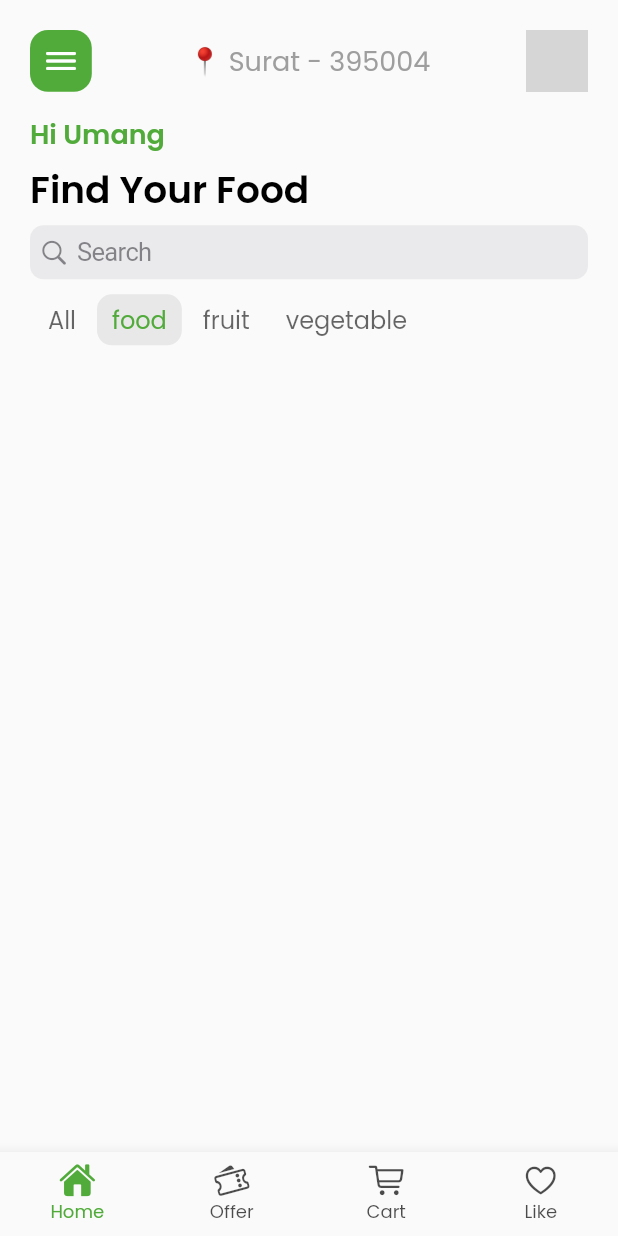
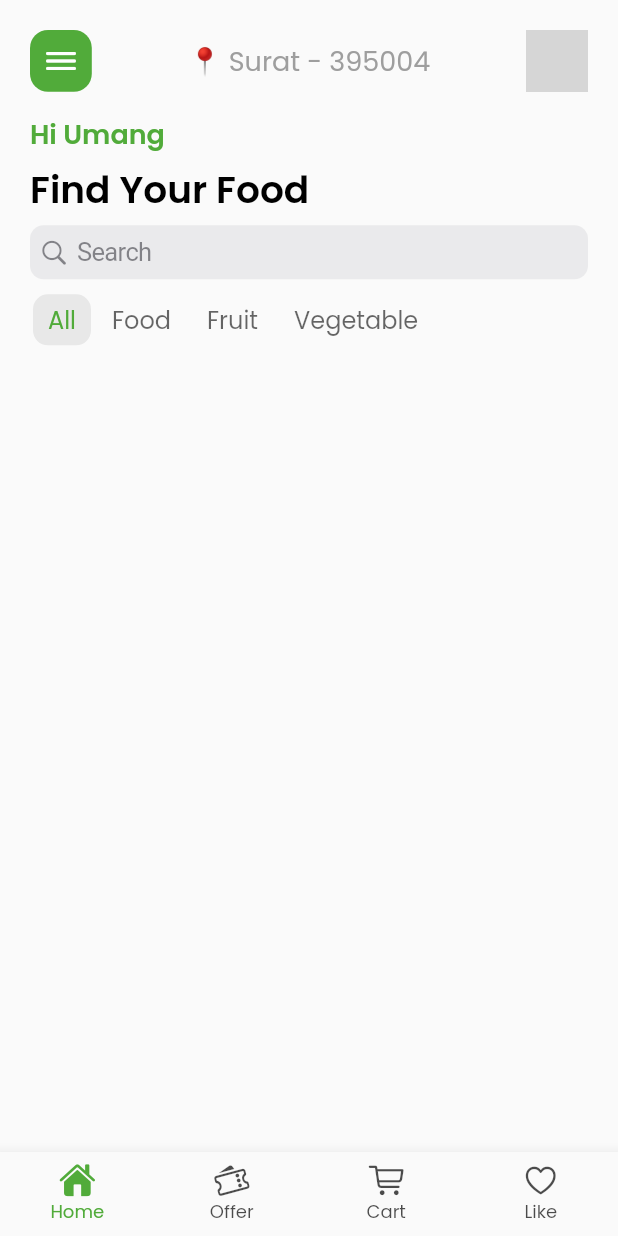
Before and after one commit to UmangKaklotar/food_delivery_app, a Flutter app: the screen it shows after launch, after a tap on "Let's Explore", on a phone screen of 412 x 824 dp. Run offline on Flutter 3.47's test engine with Material 2 defaults, Android fonts, the phone set to English and light mode, and no system bars; our stand-ins replace cloud_firestore, firebase_core, get, google_fonts; accounts and stored records are empty; network calls fail; grey boxes are pictures that could not be loaded.

Commit message:
UK || 03/04/2023 || 06:51 PM

```diff
--- a/lib/View/add_cart.dart
+++ b/lib/View/add_cart.dart
@@ -7,7 +7,6 @@ import 'package:get/get.dart';
 import '../Controller/home_controller.dart';
 import '../Utils/color.dart';
 import '../Utils/size.dart';
-import '../Widget/category_button.dart';
 
 class AddCart extends StatelessWidget {
   const AddCart({Key? key}) : super(key: key);
@@ -24,40 +23,14 @@ class AddCart extends StatelessWidget {
                   "Add to Cart",
                   style: TextStyle(fontSize: 18, color: MyColor.black),
                 ),
-                Padding(
-                  padding: const EdgeInsets.symmetric(vertical: 10),
-                  child: Row(
-                    children: [
-                      GestureDetector(
-                        onTap: () => controller.selectCategory('food'),
-                        child: categoryButton(title: "food"),
-                      ),
-                      GestureDetector(
-                        onTap: () => controller.selectCategory('fruit'),
-                        child: categoryButton(title: "fruit"),
-                      ),
-                      GestureDetector(
-                        onTap: () => controller.selectCategory('vegetable'),
-                        child: categoryButton(title: "vegetable"),
-                      ),
-                    ],
-                  ),
-                ),
+                const SizedBox(height: 10,),
                 StreamBuilder(
-                    stream: FirebaseFirestore.instance
-                        .collection('foods')
-                        .doc(controller.category.value)
-                        .collection(controller.category.value)
-                        .snapshots(),
+                    stream: FirebaseFirestore.instance.collection('food').where('cart', isEqualTo: true,).snapshots(),
                     builder: (context, snapshot) {
                       if (snapshot.hasError) {
-                        return const Center(
-                          child: Text("Something went Wrong!!"),
-                        );
-                      } else if (snapshot.connectionState ==
-                          ConnectionState.waiting) {
-                        return const Center(
-                            child: CircularProgressIndicator());
+                        return const Center(child: Text("Something went Wrong!!"),);
+                      } else if (snapshot.connectionState == ConnectionState.waiting) {
+                        return const Center(child: CircularProgressIndicator());
                       } else {
                         return ListView.builder(
                           shrinkWrap: true,
@@ -67,7 +40,7 @@ class AddCart extends StatelessWidget {
                             List data = snapshot.data!.docs;
                             if (data[index]['cart']) {
                               return GestureDetector(
-                                onTap: () => Get.to(() => FoodDetails(food: data[index], index: index)),
+                                onTap: () => Get.to(() => FoodDetails(food: data[index], id: snapshot.data!.docs[index].id)),
                                 child: Card(
                                   elevation: 3,
                                   shape: RoundedRectangleBorder(
@@ -125,7 +98,7 @@ class AddCart extends StatelessWidget {
                                             GestureDetector(
                                               onTap: () => controller.addCart(
                                                   context,
-                                                  index,
+                                                  snapshot.data!.docs[index].id,
                                                   data[index]['cart']),
                                               child: Icon(
                                                 CupertinoIcons.delete,
@@ -139,7 +112,7 @@ class AddCart extends StatelessWidget {
                                                 GestureDetector(
                                                   onTap: () =>
                                                       controller.qtyDecrement(
-                                                          index,
+                                                          snapshot.data!.docs[index].id,
                                                           data[index]['qty']),
                                                   child: Icon(
                                                     Icons.remove_circle,
@@ -150,7 +123,7 @@ class AddCart extends StatelessWidget {
                                                 GestureDetector(
                                                   onTap: () =>
                                                       controller.qtyIncrement(
-                                                          index,
+                                                          snapshot.data!.docs[index].id,
                                                           data[index]['qty']),
                                                   child: Icon(
                                                     CupertinoIcons
--- a/lib/View/favourite.dart
+++ b/lib/View/favourite.dart
@@ -7,7 +7,6 @@ import 'package:food_delivery_app/View/food_detail.dart';
 import 'package:get/get.dart';
 
 import '../Utils/color.dart';
-import '../Widget/category_button.dart';
 
 class Favourite extends StatelessWidget {
   const Favourite({Key? key}) : super(key: key);
@@ -24,27 +23,9 @@ class Favourite extends StatelessWidget {
                 "My Favourite",
                 style: TextStyle(fontSize: 18, color: MyColor.black),
               ),
-              Padding(
-                padding: const EdgeInsets.symmetric(vertical: 10),
-                child: Row(
-                  children: [
-                    GestureDetector(
-                      onTap: () => controller.selectCategory('food'),
-                      child: categoryButton(title: "food"),
-                    ),
-                    GestureDetector(
-                      onTap: () => controller.selectCategory('fruit'),
-                      child: categoryButton(title: "fruit"),
-                    ),
-                    GestureDetector(
-                      onTap: () => controller.selectCategory('vegetable'),
-                      child: categoryButton(title: "vegetable"),
-                    ),
-                  ],
-                ),
-              ),
+              const SizedBox(height: 10,),
               StreamBuilder(
-                stream: FirebaseFirestore.instance.collection('foods').doc(controller.category.value).collection(controller.category.value).snapshots(),
+                stream: FirebaseFirestore.instance.collection('food').where('fav', isEqualTo: true,).snapshots(),
                 builder: (context, snapshot) {
                   if(snapshot.hasError) {
                     return const Center(child: Text("Something went Wrong!!"),);
@@ -59,7 +40,7 @@ class Favourite extends StatelessWidget {
                         List data = snapshot.data!.docs;
                         if(data[index]['fav']) {
                           return GestureDetector(
-                            onTap: () => Get.to(() => FoodDetails(food: data[index], index: index)),
+                            onTap: () => Get.to(() => FoodDetails(food: data[index], id: snapshot.data!.docs[index].id)),
                             child: Card(
                               elevation: 3,
                               shape: RoundedRectangleBorder(
@@ -90,7 +71,7 @@ class Favourite extends StatelessWidget {
                                     ),
                                     const Spacer(),
                                     GestureDetector(
-                                      onTap: () => controller.updateFavourite(index, data[index]['fav']),
+                                      onTap: () => controller.updateFavourite(snapshot.data!.docs[index].id, data[index]['fav']),
                                       child: Icon(CupertinoIcons.delete, color: MyColor.black.withOpacity(0.7),)
                                     ),
                                   ],
--- a/lib/View/home.dart
+++ b/lib/View/home.dart
@@ -68,21 +68,24 @@ class Home extends StatelessWidget {
                   child: categoryButton(title: "All"),
                 ),
                 GestureDetector(
-                  onTap: () => controller.selectCategory('food'),
-                  child: categoryButton(title: "food"),
+                  onTap: () => controller.selectCategory('Food'),
+                  child: categoryButton(title: "Food"),
                 ),
                 GestureDetector(
-                  onTap: () => controller.selectCategory('fruit'),
-                  child: categoryButton(title: "fruit"),
+                  onTap: () => controller.selectCategory('Fruit'),
+                  child: categoryButton(title: "Fruit"),
                 ),
                 GestureDetector(
-                  onTap: () => controller.selectCategory('vegetable'),
-                  child: categoryButton(title: "vegetable"),
+                  onTap: () => controller.selectCategory('Vegetable'),
+                  child: categoryButton(title: "Vegetable"),
                 ),
               ],
             ),
-            StreamBuilder(
-              stream: FirebaseFirestore.instance.collection('foods').doc(controller.category.value).collection(controller.category.value).snapshots(),
+            Expanded(
+              child: StreamBuilder(
+                stream: (controller.category.value == "All")
+                    ? FirebaseFirestore.instance.collection('food').snapshots()
+                    : FirebaseFirestore.instance.collection('food').where('category', isEqualTo: controller.category.value,).snapshots(),
                 builder: (context, snapshot) {
                   if(snapshot.hasError) {
                     return const Center(child: Text("Something went Wrong!!"),);
@@ -103,7 +106,7 @@ class Home extends StatelessWidget {
                       itemBuilder: (context, index) {
                         List data = snapshot.data!.docs;
                         return GestureDetector(
-                        onTap: () => Get.to(() => FoodDetails(index: index, food: data[index],)),
+                          onTap: () => Get.to(() => FoodDetails(id: snapshot.data!.docs[index].id, food: data[index],)),
                           child: Card(
                             elevation: 3,
                             shape: RoundedRectangleBorder(
@@ -124,7 +127,7 @@ class Home extends StatelessWidget {
                                         ? Icon(CupertinoIcons.heart_fill, color: MyColor.red,)
                                         : Icon(CupertinoIcons.heart, color: MyColor.grey,),
                                       splashRadius: 5,
-                                    onPressed: () => controller.updateFavourite(index, data[index]['fav']),
+                                      onPressed: () => controller.updateFavourite(snapshot.data!.docs[index].id, data[index]['fav']),
                                     ),
                                   ),
                                   Container(
@@ -161,7 +164,7 @@ class Home extends StatelessWidget {
                                   Align(
                                     alignment: Alignment.bottomRight,
                                     child: GestureDetector(
-                                    onTap: () => controller.addCart(context, index, data[index]['cart']),
+                                      onTap: () => controller.addCart(context, snapshot.data!.docs[index].id, data[index]['cart']),
                                       child: Container(
                                         height: MySize.height * 0.046,
                                         width: MySize.width * 0.1,
@@ -183,6 +186,7 @@ class Home extends StatelessWidget {
                   }
                 },
               ),
+            ),
           ],
         );
       }
```
Also changed, not shown: lib/Controller/home_controller.dart (+25 -37 lines), lib/View/food_detail.dart (+5 -5 lines). Lines whose indentation alone changed are shown as unchanged.
